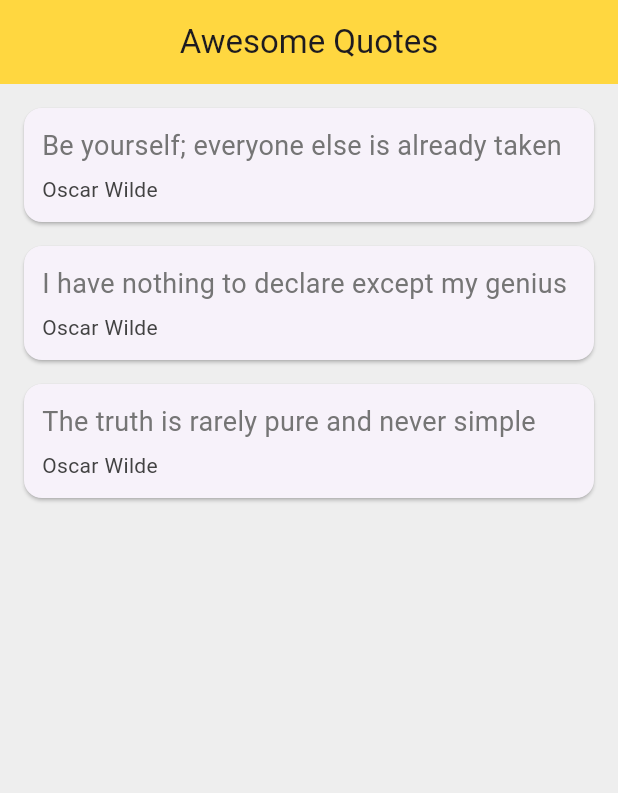
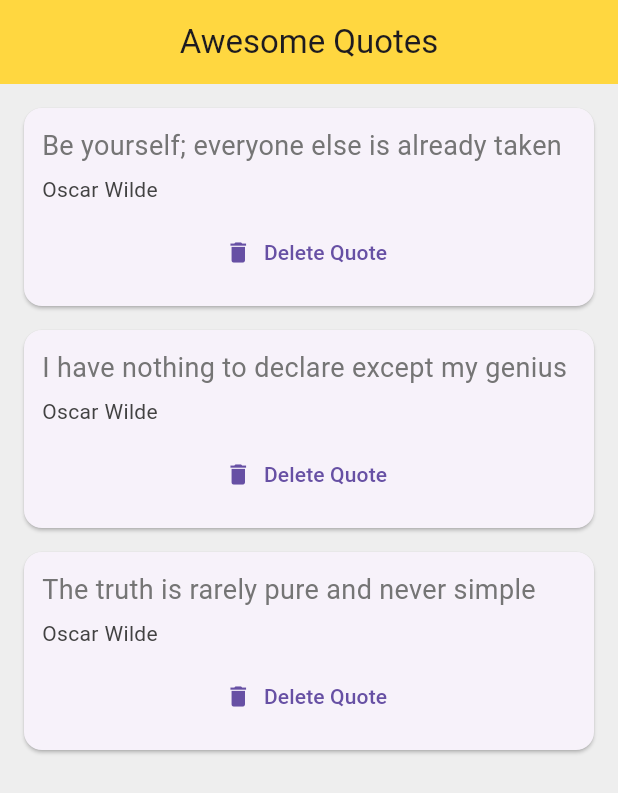
Before and after one commit to k2on/net-ninja-quote-lab-part-1, a Flutter app: the screen it shows after launch, on a phone screen of 412 x 824 dp. Shown: the top 793 px of the screen. Run offline on Flutter 3.47's test engine with Material 3 defaults, Android fonts, the phone set to English and light mode, and no system bars.

Commit message:
feat: add showdialog

```diff
--- a/lib/main.dart
+++ b/lib/main.dart
@@ -30,7 +30,14 @@
         backgroundColor: Colors.amberAccent
       ),
       body: Column(
-        children: quotes.map((quote) => QuoteCard(quote: quote)).toList(),
+        children: quotes.map((quote) => QuoteCard(
+          quote: quote,
+          delete: () {
+            setState(() {
+              quotes.remove(quote);
+            });
+          }
+        )).toList(),
       ),
     );
   }
--- a/lib/quote_card.dart
+++ b/lib/quote_card.dart
@@ -3,8 +3,9 @@
 
 class QuoteCard extends StatelessWidget {
   final Quote quote;
+  final Function delete;
 
-  QuoteCard({ required this.quote });
+  QuoteCard({ required this.quote, required this.delete });
 
   @override
   Widget build(BuildContext context) {
@@ -29,7 +30,42 @@
                 fontSize: 14.0,
                 color: Colors.grey[800],
               ),
-            )
+            ),
+            SizedBox(height: 8.0),
+            TextButton.icon(
+                onPressed: () => showDialog<void>(
+                    context: context,
+                    builder: (BuildContext context) {
+                      return AlertDialog(
+                        title: const Text('Delete Quote'),
+                        content: const SingleChildScrollView(
+                          child: ListBody(
+                            children: <Widget>[
+                              Text('Are you sure you want to delete this quote?'),
+                            ],
+                          ),
+                        ),
+                        actions: <Widget>[
+                          TextButton(
+                            child: const Text('Cancel'),
+                            onPressed: () {
+                              Navigator.of(context).pop();
+                            },
+                          ),
+                          TextButton(
+                            child: const Text('Delete'),
+                            onPressed: () {
+                              Navigator.of(context).pop();
+                              delete();
+                            },
+                          ),
+                        ],
+                      );
+                    },
+                ),
+                label: Text("Delete Quote"),
+                icon: Icon(Icons.delete),
+            ),
           ],
         ),
       ),
```
